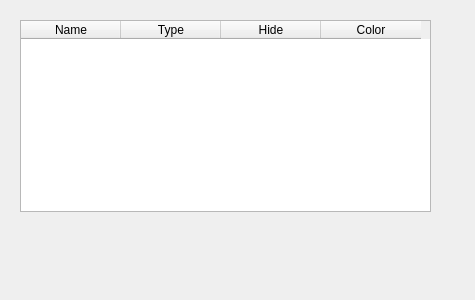
Qt form src/WhiskerToolbox/Media_Widget/Media_Widget_Items.ui (paulmthompson/WhiskerToolbox) before a commit.
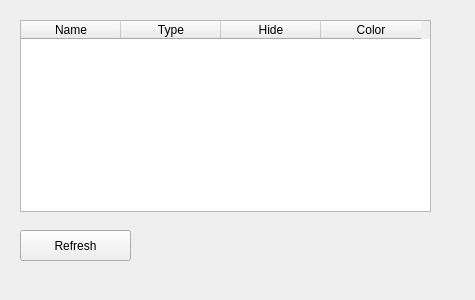
The same form after that commit.

Commit message: I think caught all of the errors with event passing from main window

```diff
--- a/src/WhiskerToolbox/Media_Widget/Media_Widget_Items.ui
+++ b/src/WhiskerToolbox/Media_Widget/Media_Widget_Items.ui
@@ -43,6 +43,19 @@
     </property>
    </column>
   </widget>
+  <widget class="QPushButton" name="refresh_button">
+   <property name="geometry">
+    <rect>
+     <x>20</x>
+     <y>230</y>
+     <width>111</width>
+     <height>31</height>
+    </rect>
+   </property>
+   <property name="text">
+    <string>Refresh</string>
+   </property>
+  </widget>
  </widget>
  <resources/>
  <connections/>
```
The commit also changes 4 other files.
